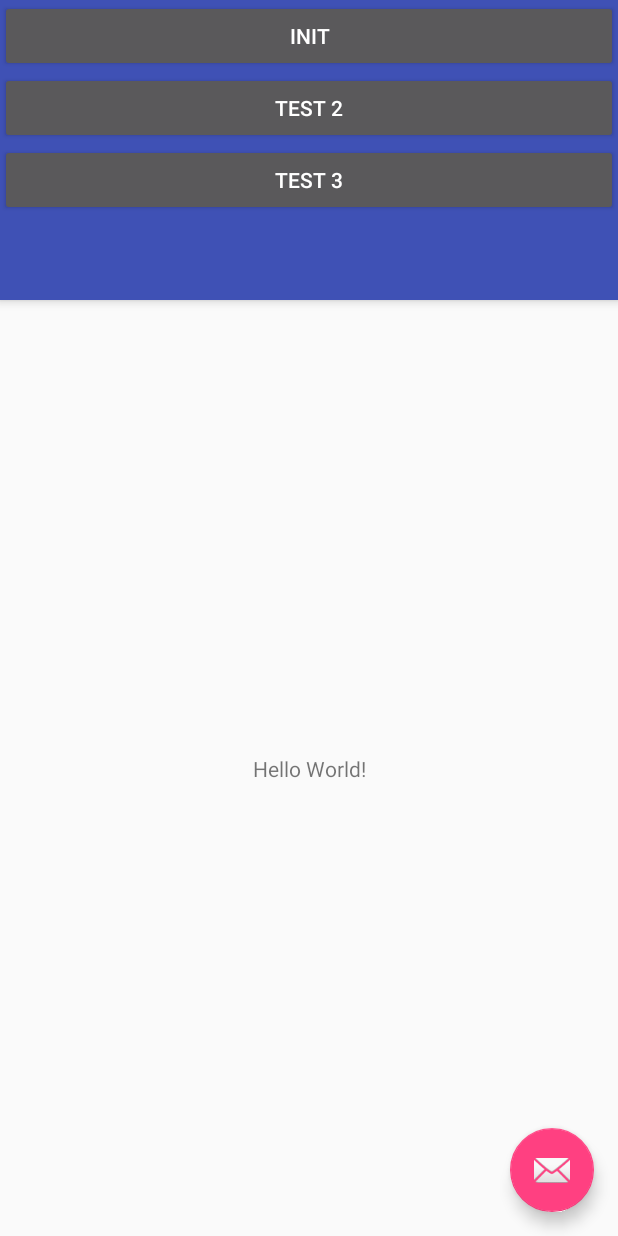
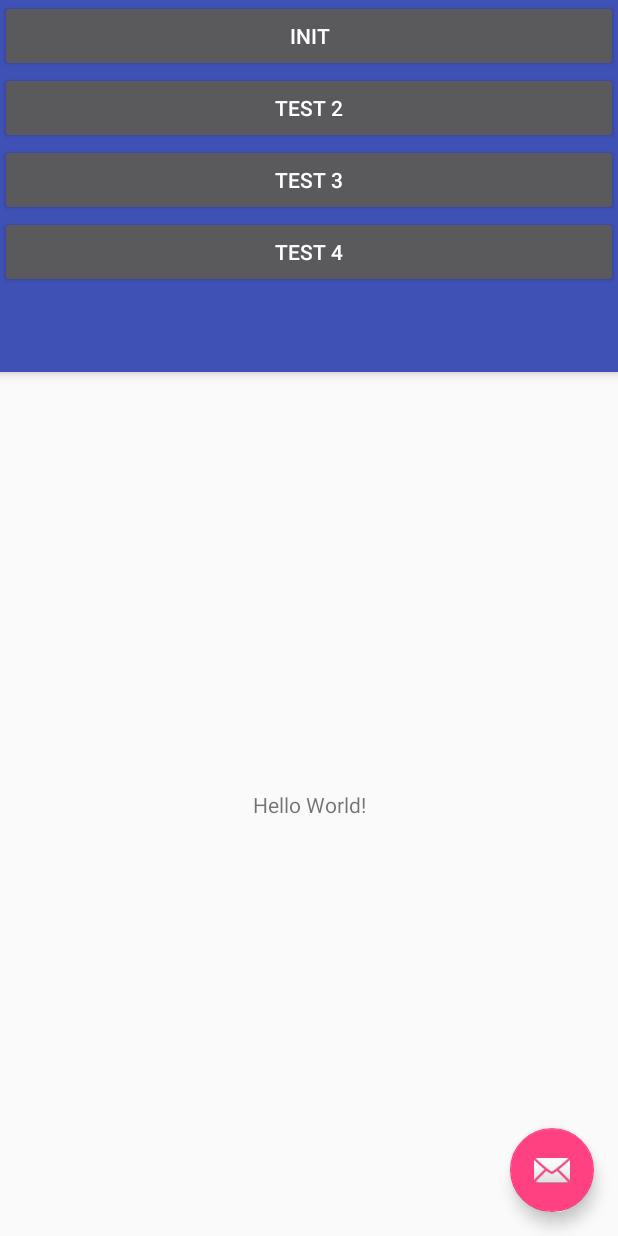
Before and after one commit to tauplatform/rhodes_lib_examples, an Android app: the layout activity_main.xml on its own in the app's theme, with its tools: preview values and no code run, on a phone screen of 412 x 824 dp. Run offline under Robolectric (Android 15) with nearby library versions, the phone set to English and light mode, and no system bars.

```diff
--- a/Native_Android/MyApplication/app/src/main/res/layout/activity_main.xml
+++ b/Native_Android/MyApplication/app/src/main/res/layout/activity_main.xml
@@ -29,6 +29,12 @@
             android:layout_height="wrap_content"
             android:text="Test 3" />
 
+        <Button
+            android:id="@+id/test4"
+            android:layout_width="match_parent"
+            android:layout_height="wrap_content"
+            android:text="Test 4" />
+
         <android.support.v7.widget.Toolbar
             android:id="@+id/toolbar"
             android:layout_width="match_parent"
```
Also changed, not shown: Native_Android/MyApplication/app/src/main/java/com/example/n0men/myapplication/MainActivity.java (+25 -0 lines).
